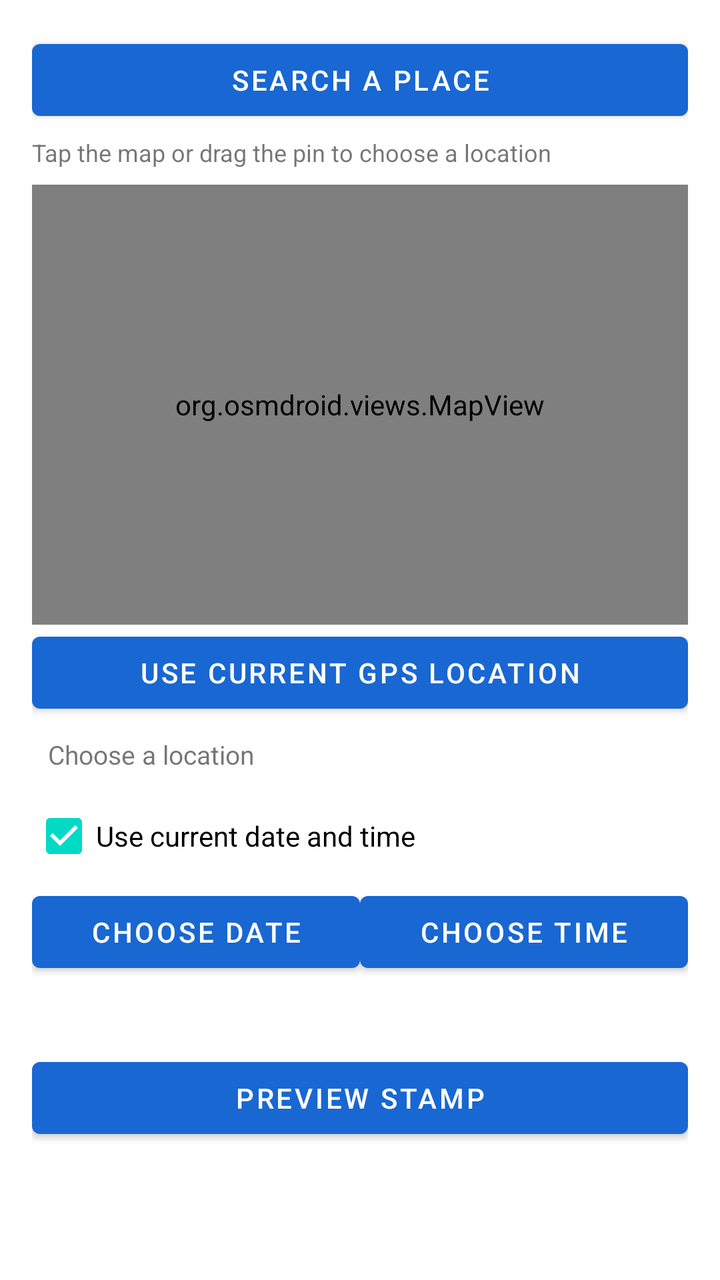
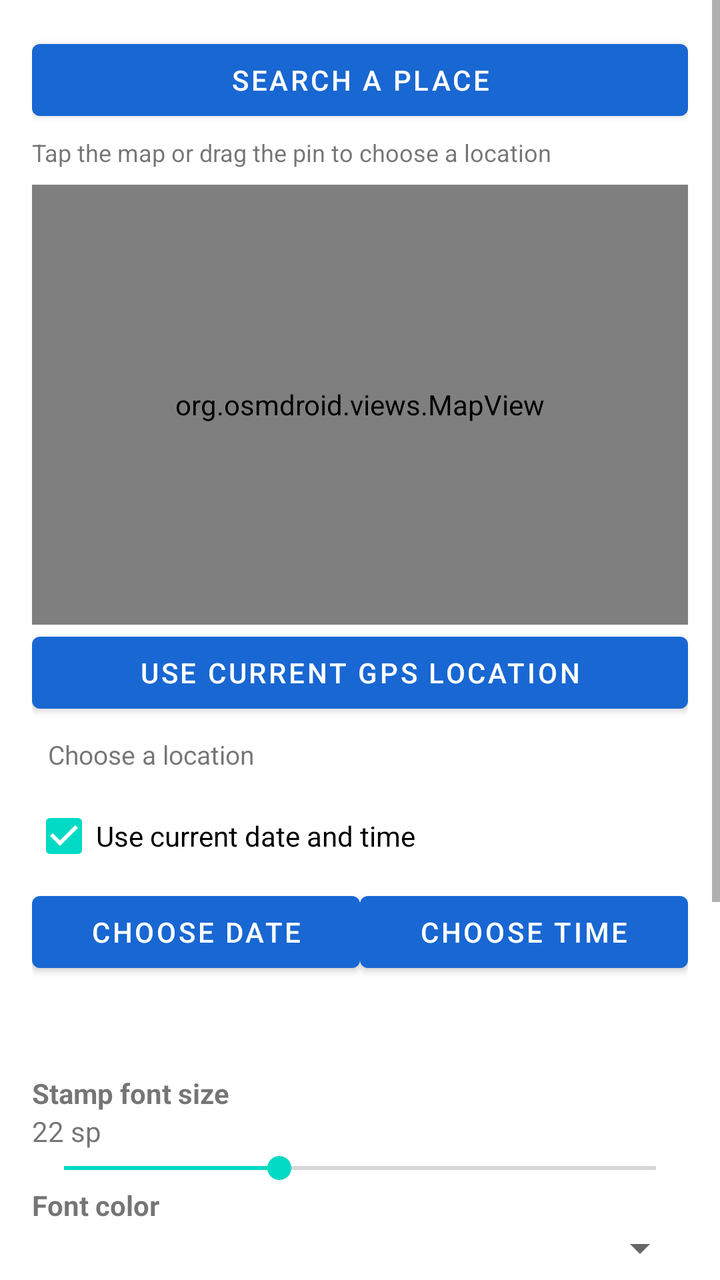

Compare the two renders of this Android layout. The source of the first and the diff that turns it into the second are given below.
<!-- AndroidManifest.xml: application theme Theme.GpsMapCamera -->
<!-- res/layout/dialog_stamp_options.xml -->
<ScrollView xmlns:android="http://schemas.android.com/apk/res/android"
    android:layout_width="match_parent" android:layout_height="match_parent" android:fillViewport="true">
    <LinearLayout android:layout_width="match_parent" android:layout_height="wrap_content"
        android:orientation="vertical" android:padding="16dp">
        <Button android:id="@+id/searchPlaceButton" android:layout_width="match_parent"
            android:layout_height="wrap_content" android:text="Search a place"/>
        <TextView android:layout_width="match_parent" android:layout_height="wrap_content"
            android:text="Tap the map or drag the pin to choose a location" android:textSize="12sp"
            android:layout_marginTop="4dp"/>
        <org.osmdroid.views.MapView android:id="@+id/locationMap"
            android:layout_width="match_parent" android:layout_height="220dp"
            android:layout_marginTop="8dp"/>
        <Button android:id="@+id/useGpsButton" android:layout_width="match_parent"
            android:layout_height="wrap_content" android:text="Use current GPS location"/>
        <TextView android:id="@+id/locationSummary" android:layout_width="match_parent"
            android:layout_height="wrap_content" android:text="Choose a location"
            android:padding="8dp" android:textSize="13sp"/>
        <CheckBox android:id="@+id/useCurrentTime" android:layout_width="match_parent"
            android:layout_height="wrap_content" android:text="Use current date and time"
            android:checked="true"/>
        <LinearLayout android:layout_width="match_parent" android:layout_height="wrap_content"
            android:orientation="horizontal">
            <Button android:id="@+id/pickDateButton" android:layout_width="0dp"
                android:layout_weight="1" android:layout_height="wrap_content" android:text="Choose date"/>
            <Button android:id="@+id/pickTimeButton" android:layout_width="0dp"
                android:layout_weight="1" android:layout_height="wrap_content" android:text="Choose time"/>
        </LinearLayout>
        <TextView android:id="@+id/dateTimeSummary" android:layout_width="match_parent"
            android:layout_height="wrap_content" android:padding="8dp"/>
        <Button android:id="@+id/applyOptionsButton" android:layout_width="match_parent"
            android:layout_height="wrap_content" android:text="Preview stamp"/>
    </LinearLayout>
</ScrollView>
<!-- resources referenced by this layout -->
<resources>
  <style name="Theme.GpsMapCamera" parent="Theme.MaterialComponents.DayNight.NoActionBar">
          <item name="colorPrimary">#1967D2</item>
          <item name="colorPrimaryVariant">#174EA6</item>
          <item name="colorOnPrimary">#FFFFFF</item>
      </style>
</resources>

<!-- the commit's change to res/layout/dialog_stamp_options.xml (unified diff, before → after) -->
@@ -27,6 +27,20 @@
         </LinearLayout>
         <TextView android:id="@+id/dateTimeSummary" android:layout_width="match_parent"
             android:layout_height="wrap_content" android:padding="8dp"/>
+        <TextView android:layout_width="match_parent" android:layout_height="wrap_content"
+            android:text="Stamp font size" android:textStyle="bold" android:layout_marginTop="12dp"/>
+        <TextView android:id="@+id/fontSizeValue" android:layout_width="match_parent" android:layout_height="wrap_content" android:text="22 sp"/>
+        <SeekBar android:id="@+id/stampFontSize" android:layout_width="match_parent" android:layout_height="wrap_content" android:max="22" android:progress="8"/>
+        <TextView android:layout_width="match_parent" android:layout_height="wrap_content"
+            android:text="Font color" android:textStyle="bold"/>
+        <Spinner android:id="@+id/stampFontColor" android:layout_width="match_parent" android:layout_height="wrap_content"/>
+        <TextView android:layout_width="match_parent" android:layout_height="wrap_content"
+            android:text="Location map box size" android:textStyle="bold" android:layout_marginTop="8dp"/>
+        <TextView android:id="@+id/mapSizeValue" android:layout_width="match_parent" android:layout_height="wrap_content" android:text="145 dp"/>
+        <SeekBar android:id="@+id/stampMapSize" android:layout_width="match_parent" android:layout_height="wrap_content" android:max="110" android:progress="55"/>
+        <CheckBox android:id="@+id/showAddressLine" android:layout_width="match_parent" android:layout_height="wrap_content" android:text="Show area / address"/>
+        <CheckBox android:id="@+id/showCoordinates" android:layout_width="match_parent" android:layout_height="wrap_content" android:text="Show latitude and longitude" android:checked="true"/>
+        <CheckBox android:id="@+id/showDateTime" android:layout_width="match_parent" android:layout_height="wrap_content" android:text="Show date and time" android:checked="true"/>
         <Button android:id="@+id/applyOptionsButton" android:layout_width="match_parent"
             android:layout_height="wrap_content" android:text="Preview stamp"/>
     </LinearLayout>
